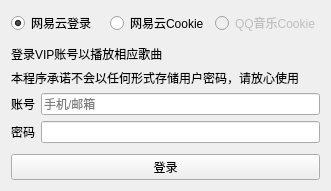
Before: the Qt Designer form order_player/logindialog.ui in iwxyi/Bilibili-MagicalDanmaku, drawn with Qt 5.
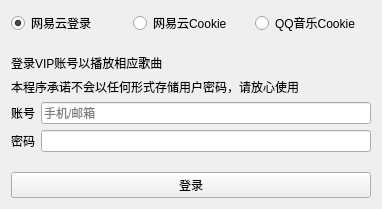
After: the same form once the commit is applied.

Patch:
```diff
--- a/order_player/logindialog.ui
+++ b/order_player/logindialog.ui
@@ -6,8 +6,8 @@
    <rect>
     <x>0</x>
     <y>0</y>
-    <width>331</width>
-    <height>191</height>
+    <width>382</width>
+    <height>209</height>
    </rect>
   </property>
   <property name="windowTitle">
@@ -36,7 +36,7 @@
      <item>
       <widget class="QRadioButton" name="qqmusicCookieRadio">
        <property name="enabled">
-        <bool>false</bool>
+        <bool>true</bool>
        </property>
        <property name="text">
         <string>QQ音乐Cookie</string>
```
